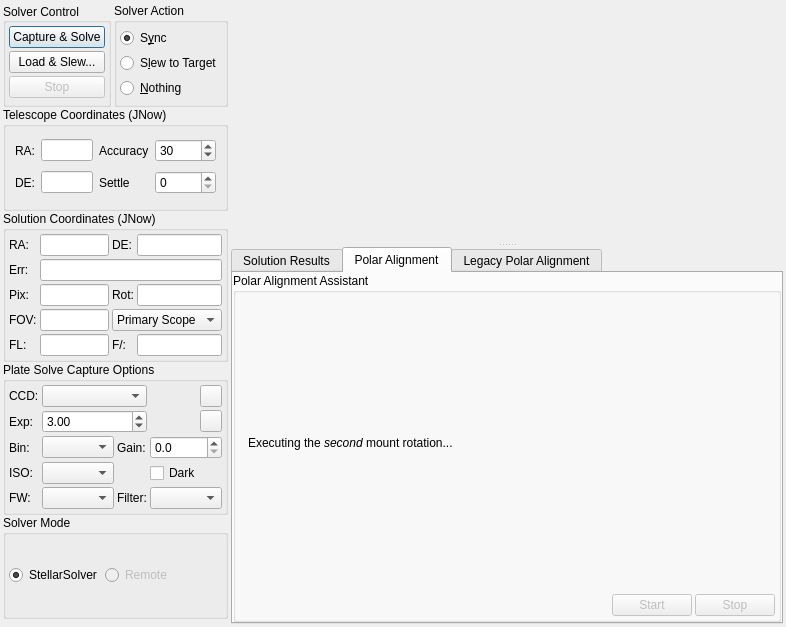
This is kstars/ekos/align/align.ui in KDE/kstars as Qt 5 draws it before an edit. The edited form follows.
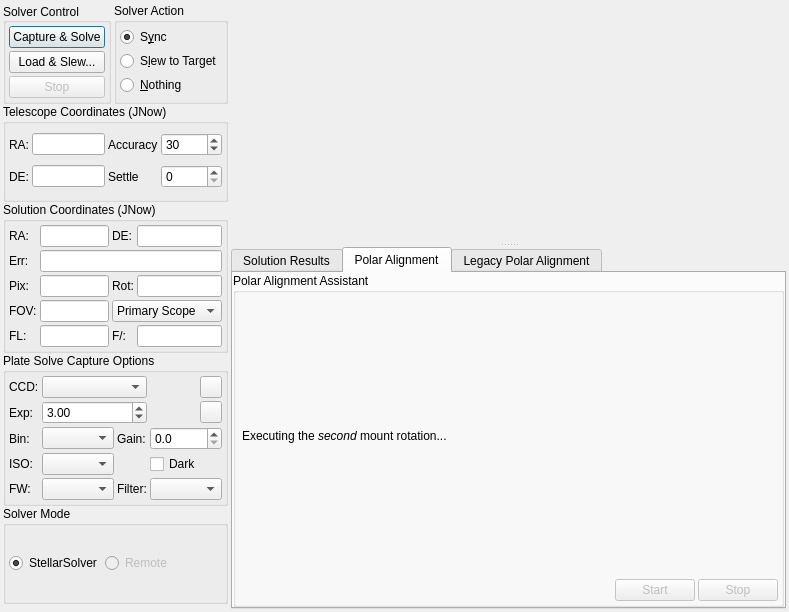
This is the edited form. The open tabs and pages were chosen to show the change. Custom widgets are drawn as their Qt base class.

Commit message: Fix build error

Patch:
```diff
--- a/kstars/ekos/align/align.ui
+++ b/kstars/ekos/align/align.ui
@@ -7,7 +7,7 @@
     <x>0</x>
     <y>0</y>
     <width>786</width>
-    <height>627</height>
+    <height>612</height>
    </rect>
   </property>
   <layout class="QHBoxLayout" name="primaryLayout" stretch="1,3">
@@ -195,6 +195,21 @@
         <string>Telescope Coordinates (JNow)</string>
        </property>
        <layout class="QGridLayout" name="gridLayout">
+        <property name="leftMargin">
+         <number>3</number>
+        </property>
+        <property name="topMargin">
+         <number>3</number>
+        </property>
+        <property name="rightMargin">
+         <number>3</number>
+        </property>
+        <property name="bottomMargin">
+         <number>3</number>
+        </property>
+        <property name="spacing">
+         <number>3</number>
+        </property>
         <item row="0" column="3">
          <widget class="QSpinBox" name="accuracySpin">
           <property name="toolTip">
@@ -774,7 +789,7 @@
        </attribute>
        <layout class="QVBoxLayout" name="verticalLayout_11">
         <property name="spacing">
-         <number>5</number>
+         <number>3</number>
         </property>
         <property name="leftMargin">
          <number>0</number>
@@ -1030,6 +1045,9 @@
         <string>Polar Alignment</string>
        </attribute>
        <layout class="QVBoxLayout" name="verticalLayout_18">
+        <property name="spacing">
+         <number>3</number>
+        </property>
         <property name="leftMargin">
          <number>0</number>
         </property>
@@ -1084,7 +1102,7 @@
               <enum>QFrame::NoFrame</enum>
              </property>
              <property name="currentIndex">
-              <number>0</number>
+              <number>9</number>
              </property>
              <widget class="QWidget" name="PAHIntroPage">
               <property name="enabled">
@@ -1274,6 +1292,9 @@
                </property>
                <item>
                 <layout class="QHBoxLayout" name="horizontalLayout_manual">
+                 <property name="spacing">
+                  <number>3</number>
+                 </property>
                  <item>
                   <widget class="QLabel" name="manualRotateText">
                    <property name="text">
@@ -1365,6 +1386,21 @@
              </widget>
              <widget class="QWidget" name="PAHSecondRotatePage">
               <layout class="QVBoxLayout" name="verticalLayout_16">
+               <property name="spacing">
+                <number>3</number>
+               </property>
+               <property name="leftMargin">
+                <number>3</number>
+               </property>
+               <property name="topMargin">
+                <number>3</number>
+               </property>
+               <property name="rightMargin">
+                <number>3</number>
+               </property>
+               <property name="bottomMargin">
+                <number>3</number>
+               </property>
                <item>
                 <layout class="QHBoxLayout" name="horizontalLayout_7">
                  <item>
@@ -1383,6 +1419,21 @@
              </widget>
              <widget class="QWidget" name="PAHThirdCapturePage">
               <layout class="QVBoxLayout" name="verticalLayout_17">
+               <property name="spacing">
+                <number>3</number>
+               </property>
+               <property name="leftMargin">
+                <number>3</number>
+               </property>
+               <property name="topMargin">
+                <number>3</number>
+               </property>
+               <property name="rightMargin">
+                <number>3</number>
+               </property>
+               <property name="bottomMargin">
+                <number>3</number>
+               </property>
                <item>
                 <widget class="QLabel" name="thirdCaptureText">
                  <property name="text">
@@ -1426,6 +1477,9 @@
              </widget>
              <widget class="QWidget" name="PAHCorrectionPage">
               <layout class="QVBoxLayout" name="verticalLayout_14">
+               <property name="spacing">
+                <number>3</number>
+               </property>
                <item>
                 <layout class="QHBoxLayout" name="horizontalLayout_14">
                  <property name="spacing">
@@ -1515,7 +1569,7 @@
                <item>
                 <widget class="QLabel" name="refreshText">
                  <property name="text">
-                  <string>&lt;html&gt;&lt;head/&gt;&lt;body&gt;&lt;p&gt;Click &lt;span style=&quot; font-weight:600; color:#ff0000;&quot;&gt;Refresh&lt;/span&gt; to begin continuous capture at the given exposure duration. Adjust mount's &lt;span style=&quot; font-weight:600; color:#ff0000;&quot;&gt;Altitude knob&lt;/span&gt; to move the star along the &lt;span style=&quot; font-weight:600; color:#ffff50;&quot;&gt;Yellow&lt;/span&gt; line, then adjust the &lt;span style=&quot; font-weight:600; color:#ff0000;&quot;&gt;Azimuth knob&lt;/span&gt; to move it along the &lt;span style=&quot; font-weight:600; color:#00ff00;&quot;&gt;Green&lt;/span&gt; line until the selected star is centered within the crosshair. Click &lt;span style=&quot; font-weight:600; color:#ff0000;&quot;&gt;Done&lt;/span&gt; when the star is centered.&lt;/p&gt;&lt;p&gt;Use &lt;span style=&quot; font-weight:600; color:#ff0000;&quot;&gt;Update PA Error&lt;/span&gt; to estimate the error as you adjust the star position.&lt;/p&gt;&lt;/body&gt;&lt;/html&gt;</string>
+                  <string>&lt;html&gt;&lt;head/&gt;&lt;body&gt;&lt;p&gt;Click &lt;span style=&quot; font-weight:600; color:#ff0000;&quot;&gt;Refresh&lt;/span&gt; to begin continuous capture at the given exposure duration. Adjust mount's &lt;span style=&quot; font-weight:600; color:#ff0000;&quot;&gt;Altitude knob&lt;/span&gt; to move the star along the &lt;span style=&quot; font-weight:600; color:#ffff50;&quot;&gt;Yellow&lt;/span&gt; line, then adjust the &lt;span style=&quot; font-weight:600; color:#ff0000;&quot;&gt;Azimuth knob&lt;/span&gt; to move it along the &lt;span style=&quot; font-weight:600; color:#00ff00;&quot;&gt;Green&lt;/span&gt; line until the selected star is centered within the crosshair. Click &lt;span style=&quot; font-weight:600; color:#ff0000;&quot;&gt;Done&lt;/span&gt; when the star is centered.&lt;/p&gt;&lt;p&gt;Use &lt;span style=&quot; font-weight:600; color:#ff0000;&quot;&gt;Update PA Error&lt;/span&gt; to estimates the remaining error as you adjust the star position.&lt;/p&gt;&lt;/body&gt;&lt;/html&gt;</string>
                  </property>
                  <property name="wordWrap">
                   <bool>true</bool>
@@ -1789,6 +1843,7 @@
                 </layout>
                </item>
                <item>
+                <widget class="QWidget" name="PAHUpdatedErrorLine">
                 <layout class="QHBoxLayout" name="PAHUpdatedErrorLineLayout">
                  <property name="spacing">
                   <number>3</number>
@@ -1945,6 +2000,7 @@
                   </spacer>
                  </item>
                 </layout>
+                </widget>
                </item>
               </layout>
              </widget>
@@ -2261,6 +2317,9 @@
         </property>
         <item>
          <layout class="QVBoxLayout" name="verticalLayout_8">
+          <property name="spacing">
+           <number>3</number>
+          </property>
           <item>
            <layout class="QHBoxLayout" name="horizontalLayout_6">
             <property name="spacing">
@@ -2313,6 +2372,9 @@
         </item>
         <item>
          <layout class="QVBoxLayout" name="verticalLayout_10">
+          <property name="spacing">
+           <number>3</number>
+          </property>
           <item>
            <layout class="QHBoxLayout" name="horizontalLayout_8">
             <property name="spacing">
```
Lines whose indentation alone changed are shown as unchanged.
